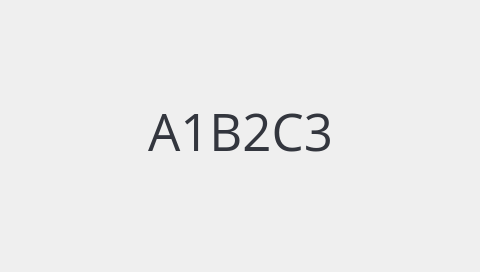
This is xbterminal/gui/ui.ui in alexykot/xbterminal-firmware as Qt 5 draws it before an edit. The edited form follows.
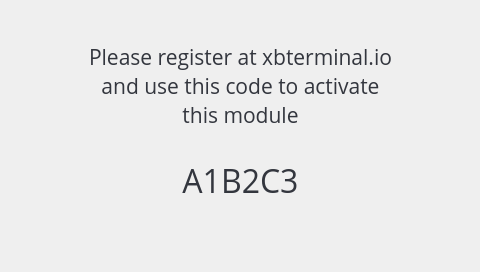
This is the edited form. The open tabs and pages were chosen to show the change.

Commit message: Update activation screen

```diff
--- a/xbterminal/gui/ui.ui
+++ b/xbterminal/gui/ui.ui
@@ -60,7 +60,7 @@
      <property name="geometry">
       <rect>
        <x>60</x>
-       <y>100</y>
+       <y>150</y>
        <width>361</width>
        <height>61</height>
       </rect>
@@ -68,7 +68,7 @@
      <property name="font">
       <font>
        <family>Open Sans</family>
-       <pointsize>38</pointsize>
+       <pointsize>24</pointsize>
        <weight>50</weight>
        <bold>false</bold>
       </font>
@@ -87,6 +87,39 @@
       <set>Qt::AlignCenter</set>
      </property>
     </widget>
+    <widget class="QLabel" name="activation_tip_lbl">
+     <property name="geometry">
+      <rect>
+       <x>10</x>
+       <y>40</y>
+       <width>461</width>
+       <height>91</height>
+      </rect>
+     </property>
+     <property name="font">
+      <font>
+       <family>Open Sans</family>
+       <pointsize>16</pointsize>
+       <weight>50</weight>
+       <bold>false</bold>
+      </font>
+     </property>
+     <property name="cursor">
+      <cursorShape>BlankCursor</cursorShape>
+     </property>
+     <property name="styleSheet">
+      <string notr="true">background: none;
+color: #33363e;</string>
+     </property>
+     <property name="text">
+      <string>Please register at xbterminal.io
+and use this code to activate
+this module</string>
+     </property>
+     <property name="alignment">
+      <set>Qt::AlignCenter</set>
+     </property>
+    </widget>
    </widget>
    <widget class="QWidget" name="choose_ssid_scrn">
     <widget class="QLabel" name="wifi_lbl">
```
The commit also changes 5 other files.
